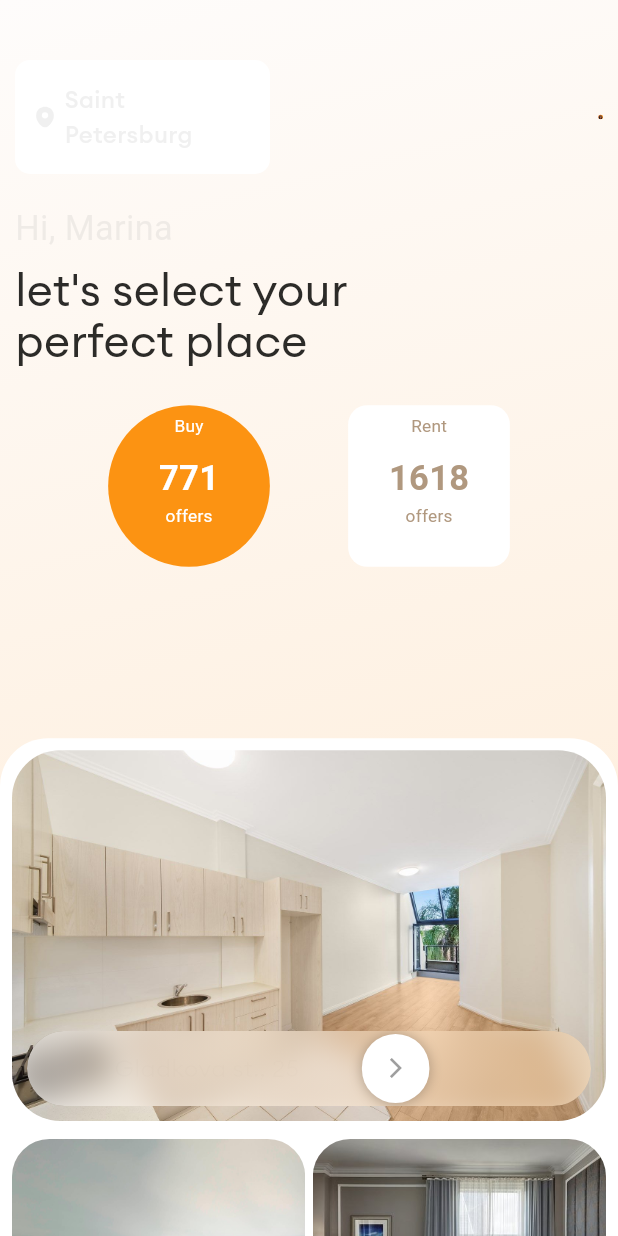
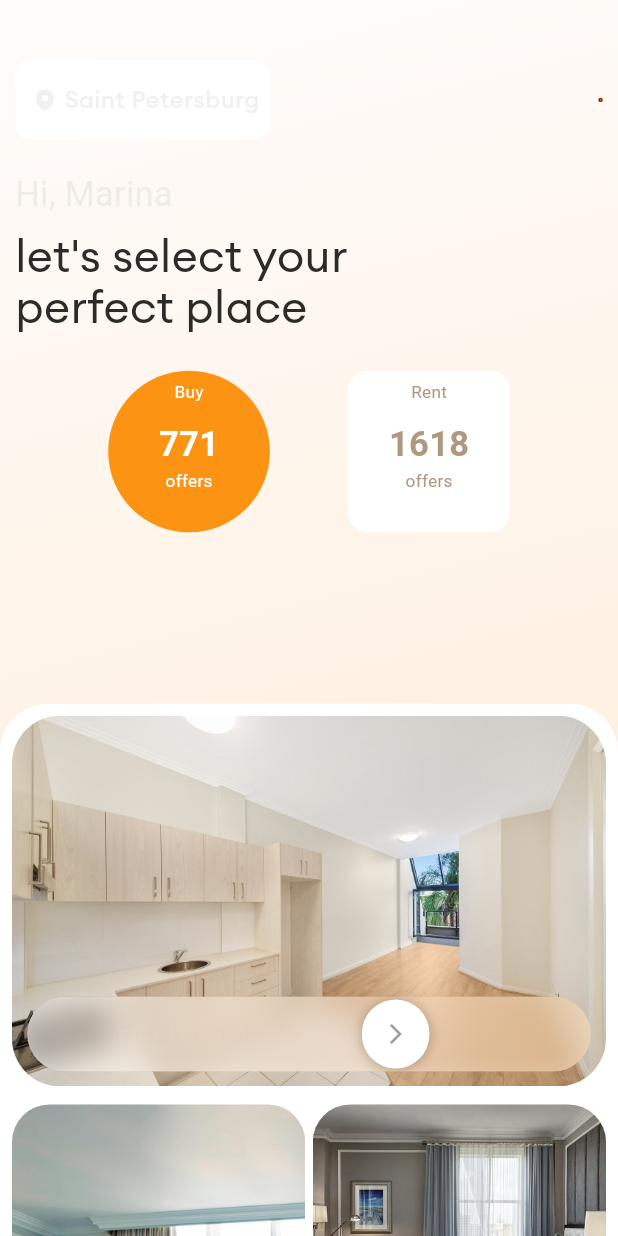
Before and after one commit to davidakinfenwa/monipointproject, a Flutter app: the ReusePage screen opened directly, on a phone screen of 412 x 824 dp. Run offline on Flutter 3.47's test engine with Material 3 defaults, Android fonts, the phone set to English and light mode, and no system bars; our stand-ins replace flutter_animate, flutter_screenutil, flutter_svg; Roboto replaces fonts that are missing (Euclid Circular A Regular); statements that could not run were skipped.

Commit message:
Profile_section fix

```diff
--- a/lib/presentation/screens/profile.dart
+++ b/lib/presentation/screens/profile.dart
@@ -5,7 +5,7 @@ import 'package:flutter_svg/flutter_svg.dart';
 import 'package:monipointproject/core/theme.dart';
 import 'package:monipointproject/presentation/widget/animationManager.dart';
 import 'package:monipointproject/presentation/widget/backdrop.dart';
-import 'package:flutter_screenutil/flutter_screenutil.dart';
+
 
 class ReusePage extends StatefulWidget {
   const ReusePage({super.key});
@@ -127,16 +127,7 @@ class _ReusePageState extends State<ReusePage> with TickerProviderStateMixin {
                           padding: const EdgeInsets.symmetric(horizontal: 12,vertical: 15), // Adjust the height of the container
                           decoration: BoxDecoration(
                             color: Colors.white,
-                          //    gradient: LinearGradient(
-                          //   colors: [
-                          //     Color(0xFFfffff).withOpacity(0.2),
-                          //     Color(0xFFfedbb1).withOpacity(0.2),
-                          //   ],
-                          //   begin: FractionalOffset(0.0, 0.0),
-                          //   end: FractionalOffset(1.0, 2.0),
-                          //   stops: [0.0, 1.0],
-                          //   tileMode: TileMode.mirror,
-                          // ),
+
                            boxShadow: [
                             BoxShadow(
                               color: Colors.white.withOpacity(0.01),
@@ -157,15 +148,13 @@ class _ReusePageState extends State<ReusePage> with TickerProviderStateMixin {
                                    height: 16,
                                 ),
                                 const SizedBox(width: 5,),
-                                Expanded(
-                                  child: Text(
+                                Text(
                                   'Saint Petersburg',
                                   style: TextStyle(
                                       fontSize: 14.sp,
                                       color: Colors.grey,
                                       fontWeight:FontWeight.w500,
                                       fontFamily: FontFamilyy.normal
-                                        ),
                                       ),
                                 ),
                               ],
@@ -188,8 +177,7 @@ class _ReusePageState extends State<ReusePage> with TickerProviderStateMixin {
                                   const Color(0xffd75e0e),
                                   AppColors.primaryColor,
                                 ],
-                                // begin: FractionalOffset(0.0, 0.0),
-                                // end: FractionalOffset(1.0, 2.0),
+
                                 stops: [-8.0, 10.0],
                                 tileMode: TileMode.mirror,
                               ),
```
Lines whose indentation alone changed are shown as unchanged.
